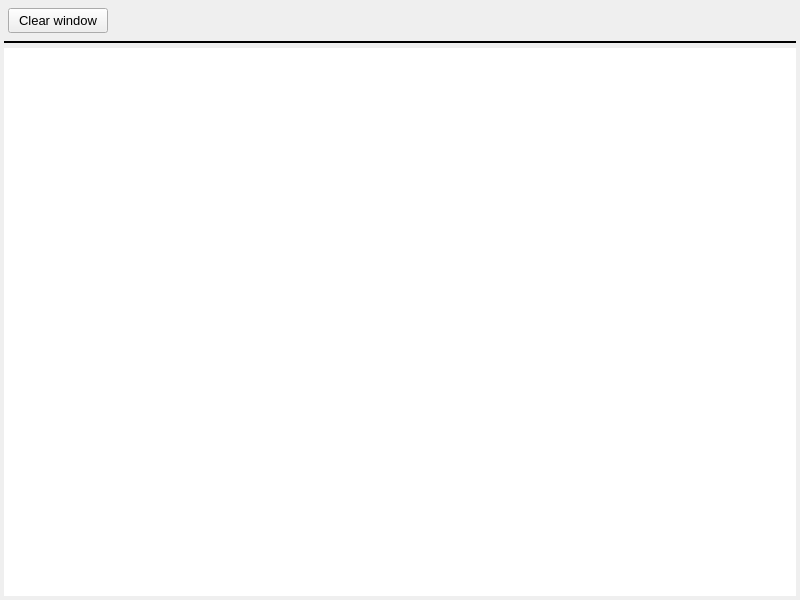
Old version of the form src_add/widgets/message.ui in the repository mworion/MountWizzard4.
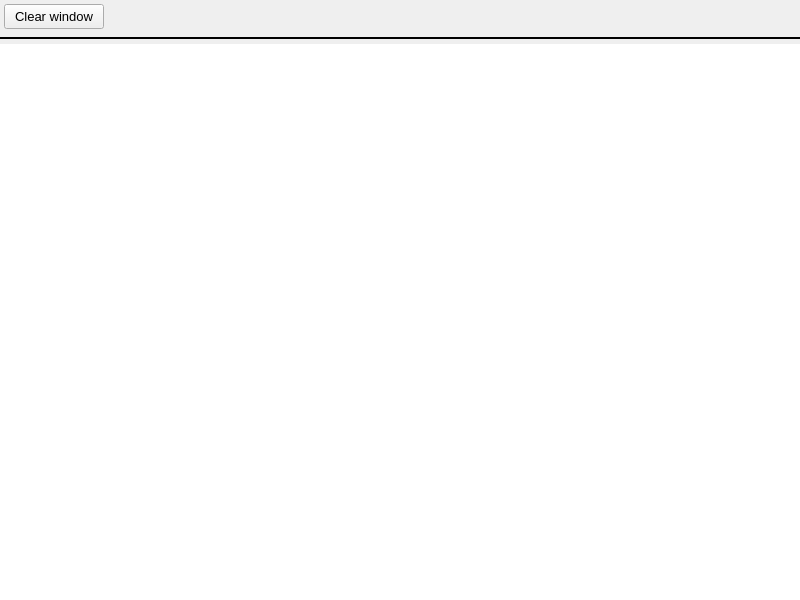
New version of the form.

Diff of the .ui file:
```diff
--- a/src_add/widgets/message.ui
+++ b/src_add/widgets/message.ui
@@ -54,16 +54,16 @@
     <number>4</number>
    </property>
    <property name="leftMargin">
-    <number>4</number>
+    <number>0</number>
    </property>
    <property name="topMargin">
-    <number>4</number>
+    <number>0</number>
    </property>
    <property name="rightMargin">
-    <number>4</number>
+    <number>0</number>
    </property>
    <property name="bottomMargin">
-    <number>4</number>
+    <number>0</number>
    </property>
    <item>
     <layout class="QHBoxLayout" name="horizontalLayout">
```
Left out of the diff: 16 changed lines with no effect on the pictures.
